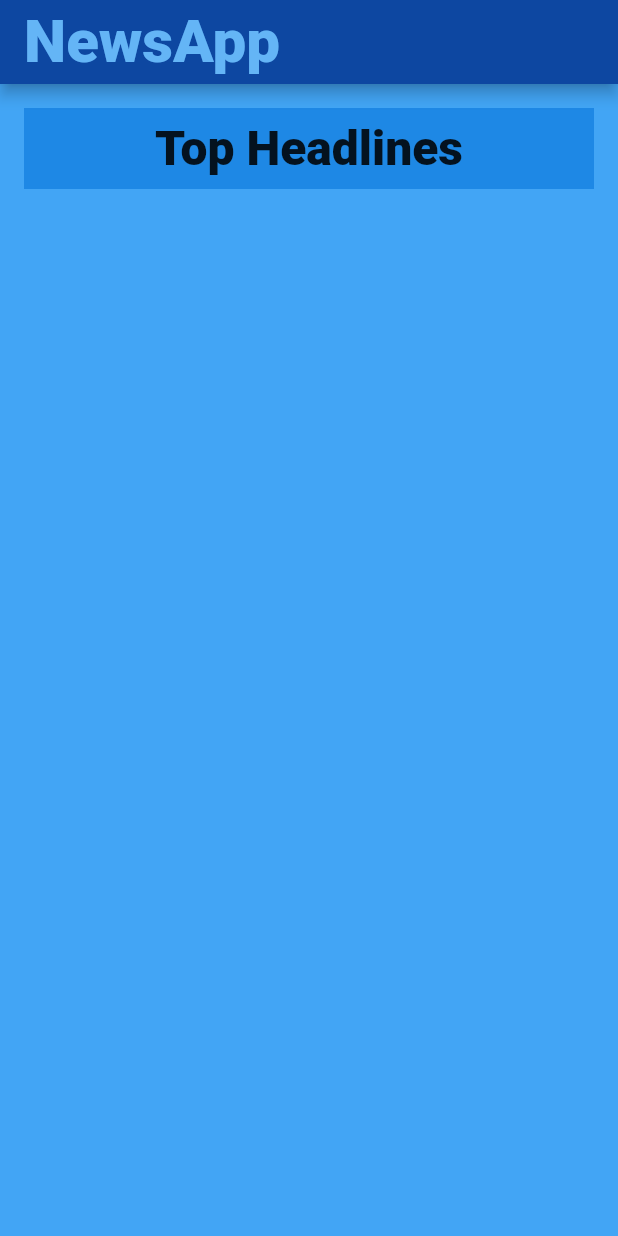
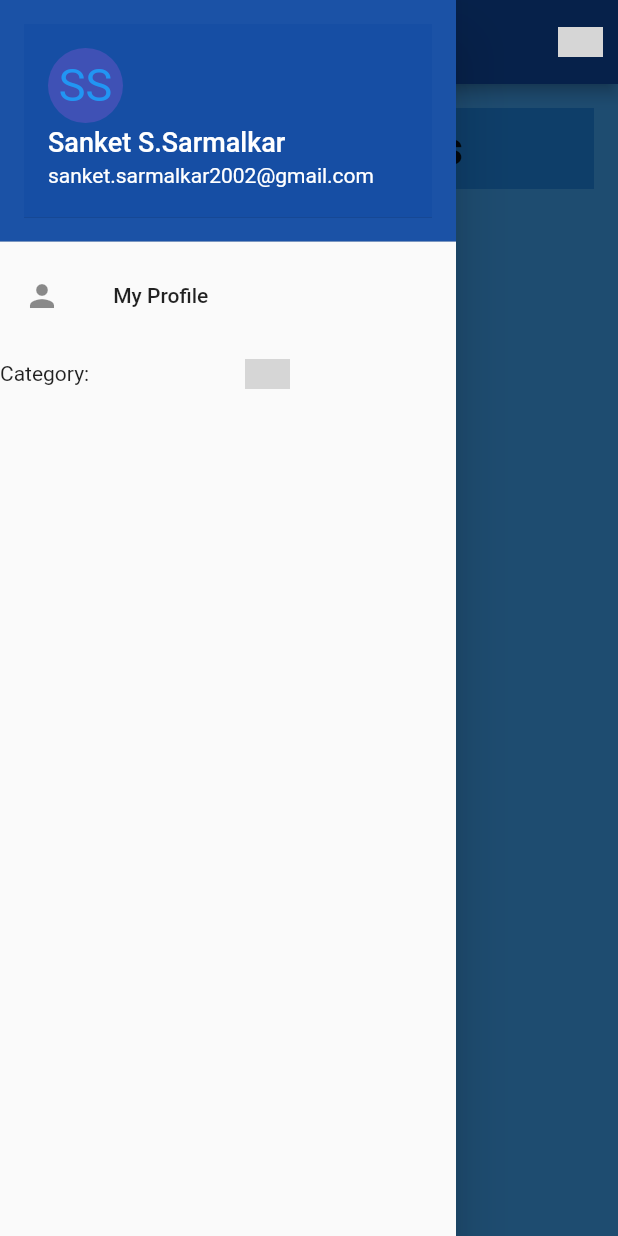
Before and after one commit to SanketSarmalkar/News_App_using_Flutter, a Flutter app: the screen it shows after launch, with the side drawer open (before the commit the screen has no drawer), on a phone screen of 412 x 824 dp. Run offline on Flutter 3.47's test engine with Material 2 defaults, Android fonts, the phone set to English and light mode, and no system bars; drawn by our look-alikes of dropdown_button2; our stand-ins replace get, webview_flutter; missing offline and left inert: country_icons; network calls fail; Roboto replaces fonts that are missing (avenir); grey boxes are pictures that could not be loaded.

Commit message:
country feature

```diff
--- a/lib/components/app_bar.dart
+++ b/lib/components/app_bar.dart
@@ -1,23 +1,22 @@
 import 'package:flutter/material.dart';
+import 'package:get/get.dart';
+import 'package:news_app/models/query_types.dart';
+import '../controller/newscontroller.dart';
+import 'package:country_icons/country_icons.dart';
+import 'package:dropdown_button2/dropdown_button2.dart';
 
-class AppBarMode extends StatefulWidget with PreferredSizeWidget {
+class AppBarMode extends StatelessWidget with PreferredSizeWidget {
   final String title;
   AppBarMode({Key? key, required this.title}) : super(key: key);
+  NewsController newsController = Get.put(NewsController());
+  var query = Queries();
 
-  @override
-  State<AppBarMode> createState() => _AppBarModeState();
-
-  @override
-  Size get preferredSize => const Size.fromHeight(kToolbarHeight);
-}
-
-class _AppBarModeState extends State<AppBarMode> {
   @override
   Widget build(BuildContext context) {
     return AppBar(
       backgroundColor: Colors.blue[900],
       title: Text(
-        widget.title,
+        title,
         style: TextStyle(
           color: Colors.blue[300],
           fontFamily: 'avenir',
@@ -25,6 +24,53 @@ class _AppBarModeState extends State<AppBarMode> {
           fontWeight: FontWeight.w900,
         ),
       ),
+      actions: [
+        Obx(
+          () => Padding(
+            padding: const EdgeInsets.only(right: 10),
+            child: DropdownButtonHideUnderline(
+              child: DropdownButton2(
+                dropdownWidth: 125,
+                itemPadding: const EdgeInsets.all(4),
+                icon: Image.asset(
+                  'icons/flags/png/${newsController.country}.png',
+                  package: 'country_icons',
+                  height: 20,
+                  width: 30,
+                ),
+                items: query.countries
+                    .map((String ctr) => DropdownMenuItem(
+                          value: ctr,
+                          child: Row(children: [
+                            Padding(
+                              padding: const EdgeInsets.all(2.0),
+                              child: Image.asset(
+                                'icons/flags/png/$ctr.png',
+                                package: 'country_icons',
+                                height: 20,
+                                width: 30,
+                              ),
+                            ),
+                            Padding(
+                              padding: const EdgeInsets.all(2.0),
+                              child: Text(ctr.toString()),
+                            ),
+                          ]),
+                        ))
+                    .toList(),
+                onChanged: (ctr) {
+                  newsController.changeCountry(ctr);
+                  newsController.fetchNews();
+                },
+              ),
+            ),
+          ),
+        )
+      ],
+
     );
   }
+
+  @override
+  Size get preferredSize => const Size.fromHeight(kToolbarHeight);
 }
--- a/lib/controller/newscontroller.dart
+++ b/lib/controller/newscontroller.dart
@@ -7,6 +7,8 @@ class NewsController extends GetxController{
   var articleList = <Article?>[].obs;
   var totalRes = 1.obs;
   var status = "".obs;
+  var country = "in".obs;
+  var category = "".obs;
   //var welcome = <Welcome>[].obs;
 
   @override
@@ -16,11 +18,15 @@ class NewsController extends GetxController{
   }
 
   void fetchNews() async{
-     var news = await RemoteServices.fetchNews();
+     var news = await RemoteServices.fetchNews(country, category);
      if(news != null){
        articleList.value = news.articles!;
        totalRes.value = news.totalResults!;
        status.value = news.status!;
      }
   }
+
+  void changeCountry(var ctr) {
+    country.value = ctr;
+  }
 }
--- a/lib/main.dart
+++ b/lib/main.dart
@@ -20,6 +20,7 @@ class _MyAppState extends State<MyApp> {
   @override
   Widget build(BuildContext context) {
     return GetMaterialApp(
+
       debugShowCheckedModeBanner: false,
       initialRoute: AppRoutes.initial,
       getPages: AppRoutes.routes,
--- /dev/null
+++ b/lib/models/query_types.dart
@@ -0,0 +1,68 @@
+class Queries{
+  List<String> countries = [
+    "ae",
+    "ar",
+    "at",
+    "au",
+    'be',
+    'bg',
+    'br',
+    'ca',
+    'ch',
+    'cn',
+    'co',
+    'cu',
+    'cz',
+    'de',
+    'eg',
+    'fr',
+    'gb',
+    'gr',
+    'hk',
+    'hu',
+    'id',
+    'ie',
+    'il',
+    'in',
+    'it',
+    'jp',
+    'kr',
+    'lt',
+    'lv',
+    'ma',
+    'mx',
+    'my',
+    'ng',
+    'nl',
+    'no',
+    'nz',
+    'ph',
+    'pl',
+    'pt',
+    'ro',
+    'rs',
+    'ru',
+    'sa',
+    'se',
+    'sg',
+    'si',
+    'sk',
+    'th',
+    'tr',
+    'tw',
+    'ua',
+    'us',
+    've',
+    'za',
+  ];
+  List<String> categories = [
+    "none",
+    "business",
+    'entertainment',
+    'general',
+    'health',
+    'science',
+    'sports',
+    'technology',
+  ];
+}
--- a/lib/screens/home.dart
+++ b/lib/screens/home.dart
@@ -1,19 +1,96 @@
+import 'package:dropdown_button2/dropdown_button2.dart';
 import 'package:flutter/material.dart';
 import 'package:flutter_staggered_grid_view/flutter_staggered_grid_view.dart';
 import 'package:get/get.dart';
 import 'package:news_app/components/app_bar.dart';
 import 'package:news_app/models/articles.dart';
+import 'package:news_app/models/query_types.dart';
 import '../controller/newscontroller.dart';
 
 class HomePage extends StatelessWidget {
   HomePage({Key? key}) : super(key: key);
   NewsController newsController = Get.put(NewsController());
+  var query = Queries();
 
   @override
   Widget build(BuildContext context) {
     return Scaffold(
       backgroundColor: Colors.blue[400],
-      appBar: AppBarMode(title: "NewsApp",),
+      drawer: Drawer(
+        child: ListView(
+          padding: const EdgeInsets.all(0),
+          children: [
+            const DrawerHeader(
+              decoration: BoxDecoration(
+                color: Color.fromARGB(240, 13, 71, 161),
+              ), //BoxDecoration
+              child: UserAccountsDrawerHeader(
+                decoration: BoxDecoration(color: Color.fromARGB(100, 13, 71, 161)),
+                accountName: Text(
+                  "Sanket S.Sarmalkar",
+                  style: TextStyle(fontSize: 18),
+                ),
+                accountEmail: Text("sanket.sarmalkar2002@gmail.com"),
+                currentAccountPictureSize: Size.square(50),
+                currentAccountPicture: CircleAvatar(
+                  backgroundColor: Colors.indigo,
+                  child: Text(
+                    "SS",
+                    style: TextStyle(fontSize: 30.0, color: Colors.blue),
+                  ), //Text
+                ), //circleAvatar
+              ), //UserAccountDrawerHeader
+            ), //DrawerHeader
+            ListTile(
+              leading: const Icon(Icons.person),
+              title: const Text(' My Profile '),
+              onTap: () {
+                Navigator.pop(context);
+              },
+            ),
+            Row(
+              children: [
+                Text("Category:"),
+                Obx(
+                      () => Padding(
+                    padding: const EdgeInsets.only(right: 10),
+                    child: DropdownButtonHideUnderline(
+                      child: DropdownButton2(
+                        dropdownWidth: 125,
+                        itemPadding: const EdgeInsets.all(4),
+                        icon: Image.asset(
+                          'icons/flags/png/${newsController.country}.png',
+                          package: 'country_icons',
+                          height: 20,
+                          width: 30,
+                        ),
+                        items: query.categories
+                            .map((String ctr) => DropdownMenuItem(
+                          value: ctr,
+                          child: Row(children: [
+                            Padding(
+                              padding: const EdgeInsets.all(2.0),
+                              child: Text(ctr.toString()),
+                            ),
+                          ]),
+                        ))
+                            .toList(),
+                        onChanged: (ctr) {
+                          newsController.changeCountry(ctr);
+                          newsController.fetchNews();
+                        },
+                      ),
+                    ),
+                  ),
+                ),
+              ],
+            )
+          ],
+        ),
+      ),
+      appBar: AppBarMode(
+        title: "NewsApp",
+      ),
       body: Column(
         children: [
           Padding(
@@ -21,9 +98,9 @@ class HomePage extends StatelessWidget {
             child: Container(
               alignment: Alignment.center,
               color: Colors.blue[600],
-              child: Padding(
-                padding: const EdgeInsets.all(8.0),
-                child: const Text(
+              child: const Padding(
+                padding: EdgeInsets.all(8.0),
+                child: Text(
                   "Top Headlines",
                   style: TextStyle(
                     fontFamily: 'avenir',
@@ -37,7 +114,7 @@ class HomePage extends StatelessWidget {
           Expanded(
             child: Obx(
               () => Padding(
-                padding: const EdgeInsets.only(left: 8,right: 8,bottom: 8),
+                padding: const EdgeInsets.only(left: 8, right: 8, bottom: 8),
                 child: MasonryGridView.count(
                     crossAxisCount: 1,
                     mainAxisSpacing: 8,
@@ -104,8 +181,8 @@ class HomePage extends StatelessWidget {
                                   children: [
                                     MaterialButton(
                                       onPressed: () {
-                                        Get.toNamed("/newsArticle?websiteUrl=${newsController.articleList[index]!.url
-                                            .toString()}");
+                                        Get.toNamed(
+                                            "/newsArticle?websiteUrl=${newsController.articleList[index]!.url.toString()}");
                                       },
                                       color: Colors.blue[800],
                                       child: Padding(
--- a/lib/screens/news_article.dart
+++ b/lib/screens/news_article.dart
@@ -15,7 +15,9 @@ class _NewsArticleState extends State<NewsArticle> {
   @override
   Widget build(BuildContext context) {
     return Scaffold(
-      appBar: AppBarMode(title: "",),
+      appBar: AppBar(
+        backgroundColor: Colors.blue[900],
+        ),
       body: WebViewApp(websiteUrl: Get.parameters['websiteUrl']!,),
       );
   }
--- a/lib/services/remote_services.dart
+++ b/lib/services/remote_services.dart
@@ -5,8 +5,8 @@ import 'package:news_app/models/articles.dart';
 
 class RemoteServices {
   static var client = http.Client();
-  static Future<Welcome?>? fetchNews() async{
-    var response = await client.get(Uri.parse('https://newsapi.org/v2/top-headlines?country=in&apiKey=01970ce6240f47bf97b0a62aa35d70f3'));
+  static Future<Welcome?>? fetchNews(var country, var category) async{
+    var response = await client.get(Uri.parse('https://newsapi.org/v2/top-headlines?country=${country.toString()}${(category!="") ?("&category=$category"):""}&apiKey=01970ce6240f47bf97b0a62aa35d70f3'));
     if(response.statusCode == 200){
       var jsonString = response.body;
       return welcomeFromJson(jsonString);
--- a/pubspec.yaml
+++ b/pubspec.yaml
@@ -40,6 +40,9 @@ dependencies:
   flutter_staggered_grid_view: ^0.6.2
   http: ^0.13.5
   webview_flutter: ^4.0.1
+  country_icons: ^2.0.2
+  dropdown_button2: ^1.9.2
+  collapsible_sidebar: ^2.0.3+2
 
 dev_dependencies:
   flutter_test:
```
Also changed, not shown: pubspec.lock.
